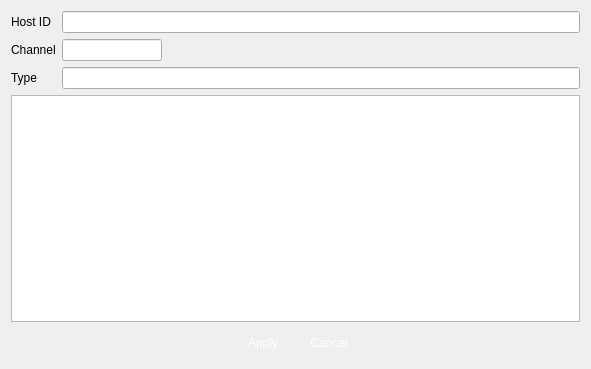
Old version of the form client/src/config/vidstor/storsetting/vscstorlicense.ui in the repository linkingvision/rapidvms.
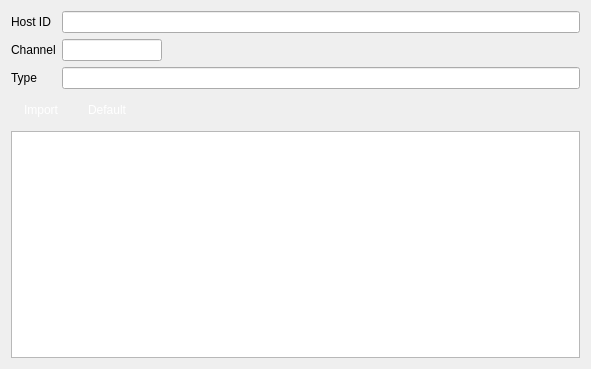
New version of the form. Icons and pictures are not drawn.

Commit message: change license to file and change alarm color

```diff
--- a/client/src/config/vidstor/storsetting/vscstorlicense.ui
+++ b/client/src/config/vidstor/storsetting/vscstorlicense.ui
@@ -82,11 +82,103 @@
      </item>
     </layout>
    </item>
+   <item>
+    <layout class="QHBoxLayout" name="horizontalLayout">
+     <item>
+      <widget class="QPushButton" name="pushButtonImport">
+       <property name="minimumSize">
+        <size>
+         <width>60</width>
+         <height>30</height>
+        </size>
+       </property>
+       <property name="maximumSize">
+        <size>
+         <width>60</width>
+         <height>30</height>
+        </size>
+       </property>
+       <property name="styleSheet">
+        <string notr="true">QPushButton { 
+border:none;
+color:white;
+background-image: url(:/action/resources/button.png);}
+QPushButton:hover {
+	background-image: url(:/action/resources/buttonpress.png);}
+QPushButton:pressed {
+	background-image: url(:/action/resources/button.png);}
+</string>
+       </property>
+       <property name="text">
+        <string>Import</string>
+       </property>
+       <property name="iconSize">
+        <size>
+         <width>60</width>
+         <height>40</height>
+        </size>
+       </property>
+      </widget>
+     </item>
+     <item>
+      <widget class="QPushButton" name="pushButtonDefault">
+       <property name="minimumSize">
+        <size>
+         <width>60</width>
+         <height>30</height>
+        </size>
+       </property>
+       <property name="maximumSize">
+        <size>
+         <width>60</width>
+         <height>30</height>
+        </size>
+       </property>
+       <property name="styleSheet">
+        <string notr="true">QPushButton { 
+border:none;
+color:white;
+background-image: url(:/action/resources/button.png);}
+QPushButton:hover {
+	background-image: url(:/action/resources/buttonpress.png);}
+QPushButton:pressed {
+	background-image: url(:/action/resources/buttonpress.png);}
+</string>
+       </property>
+       <property name="text">
+        <string>Default</string>
+       </property>
+       <property name="iconSize">
+        <size>
+         <width>60</width>
+         <height>40</height>
+        </size>
+       </property>
+      </widget>
+     </item>
+     <item>
+      <spacer name="horizontalSpacer_2">
+       <property name="orientation">
+        <enum>Qt::Horizontal</enum>
+       </property>
+       <property name="sizeHint" stdset="0">
+        <size>
+         <width>40</width>
+         <height>20</height>
+        </size>
+       </property>
+      </spacer>
+     </item>
+    </layout>
+   </item>
    <item>
     <widget class="QTextEdit" name="lic">
      <property name="styleSheet">
       <string notr="true">font: 10pt &quot;Arial&quot;;</string>
      </property>
+     <property name="readOnly">
+      <bool>true</bool>
+     </property>
      <property name="html">
       <string>&lt;!DOCTYPE HTML PUBLIC &quot;-//W3C//DTD HTML 4.0//EN&quot; &quot;http://www.w3.org/TR/REC-html40/strict.dtd&quot;&gt;
 &lt;html&gt;&lt;head&gt;&lt;meta name=&quot;qrichtext&quot; content=&quot;1&quot; /&gt;&lt;style type=&quot;text/css&quot;&gt;
@@ -96,108 +188,6 @@
      </property>
     </widget>
    </item>
-   <item>
-    <layout class="QHBoxLayout" name="horizontalLayout">
-     <item>
-      <spacer name="horizontalSpacer">
-       <property name="orientation">
-        <enum>Qt::Horizontal</enum>
-       </property>
-       <property name="sizeHint" stdset="0">
-        <size>
-         <width>40</width>
-         <height>20</height>
-        </size>
-       </property>
-      </spacer>
-     </item>
-     <item>
-      <widget class="QPushButton" name="pushButtonApply">
-       <property name="minimumSize">
-        <size>
-         <width>60</width>
-         <height>30</height>
-        </size>
-       </property>
-       <property name="maximumSize">
-        <size>
-         <width>60</width>
-         <height>30</height>
-        </size>
-       </property>
-       <property name="styleSheet">
-        <string notr="true">QPushButton { 
-border:none;
-color:white;
-background-image: url(:/action/resources/button.png);}
-QPushButton:hover {
-	background-image: url(:/action/resources/buttonpress.png);}
-QPushButton:pressed {
-	background-image: url(:/action/resources/button.png);}
-</string>
-       </property>
-       <property name="text">
-        <string>Apply</string>
-       </property>
-       <property name="iconSize">
-        <size>
-         <width>60</width>
-         <height>40</height>
-        </size>
-       </property>
-      </widget>
-     </item>
-     <item>
-      <widget class="QPushButton" name="pushButtonCancel">
-       <property name="minimumSize">
-        <size>
-         <width>60</width>
-         <height>30</height>
-        </size>
-       </property>
-       <property name="maximumSize">
-        <size>
-         <width>60</width>
-         <height>30</height>
-        </size>
-       </property>
-       <property name="styleSheet">
-        <string notr="true">QPushButton { 
-border:none;
-color:white;
-background-image: url(:/action/resources/button.png);}
-QPushButton:hover {
-	background-image: url(:/action/resources/buttonpress.png);}
-QPushButton:pressed {
-	background-image: url(:/action/resources/buttonpress.png);}
-</string>
-       </property>
-       <property name="text">
-        <string>Cancel</string>
-       </property>
-       <property name="iconSize">
-        <size>
-         <width>60</width>
-         <height>40</height>
-        </size>
-       </property>
-      </widget>
-     </item>
-     <item>
-      <spacer name="horizontalSpacer_2">
-       <property name="orientation">
-        <enum>Qt::Horizontal</enum>
-       </property>
-       <property name="sizeHint" stdset="0">
-        <size>
-         <width>40</width>
-         <height>20</height>
-        </size>
-       </property>
-      </spacer>
-     </item>
-    </layout>
-   </item>
   </layout>
  </widget>
  <resources>
```
The commit also changes 8 other files.
